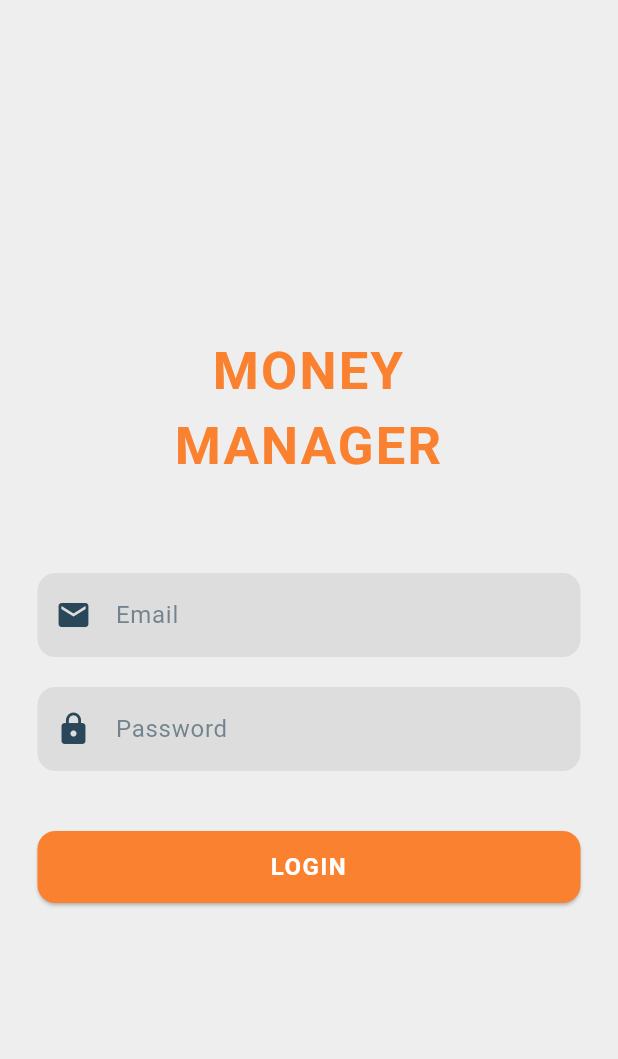
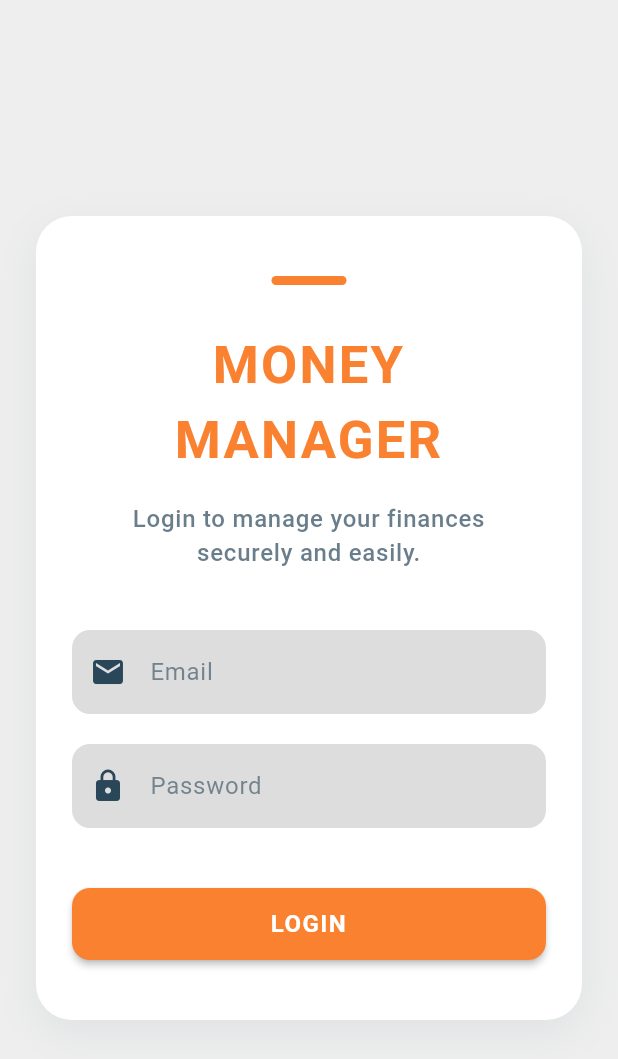
Before and after one commit to chamudithaperera/Flutter-Dart-project-10-Money-Manager-app, a Flutter app: the screen it shows after launch, after a tap on "GET STARTED", on a phone screen of 412 x 824 dp. Shown: the top 1059 px of the screen. Run offline on Flutter 3.47's test engine with Material 3 defaults, Android fonts, the phone set to English and light mode, and no system bars; Roboto replaces fonts that are missing (Roboto Mono).

Commit message:
Refactor GetStartPage and LoginPage layouts to enhance UI consistency, adding SafeArea, improved padding, and updated button styling for better user experience.

```diff
--- a/money_manager/lib/pages/getStartPage.dart
+++ b/money_manager/lib/pages/getStartPage.dart
@@ -8,12 +8,42 @@ class GetStartPage extends StatelessWidget {
   Widget build(BuildContext context) {
     return Scaffold(
       backgroundColor: AppColors.veryLightGray,
+      body: SafeArea(
+        child: Center(
+          child: SingleChildScrollView(
+            child: Padding(
+              padding: const EdgeInsets.symmetric(horizontal: 24.0),
+              child: Container(
+                decoration: BoxDecoration(
+                  color: Colors.white,
+                  borderRadius: BorderRadius.circular(24),
+                  boxShadow: [
+                    BoxShadow(
+                      color: AppColors.darkBlue.withOpacity(0.08),
+                      blurRadius: 24,
+                      offset: const Offset(0, 8),
+                    ),
+                  ],
+                ),
+                padding: const EdgeInsets.symmetric(
+                  vertical: 40,
+                  horizontal: 24,
+                ),
+                child: Column(
+                  mainAxisSize: MainAxisSize.min,
+                  children: [
+                    // Accent bar
+                    Container(
+                      width: 50,
+                      height: 6,
+                      decoration: BoxDecoration(
+                        color: AppColors.primaryOrange,
+                        borderRadius: BorderRadius.circular(3),
+                      ),
+                    ),
+                    const SizedBox(height: 28),
 
-      body: Center(
-        child: Column(
-          mainAxisAlignment:
-              MainAxisAlignment.center, // Optional: centers content vertically
-          children: [
+                    // Title
                     Text(
                       'Money\nManager'.toUpperCase(),
                       textAlign: TextAlign.center,
@@ -26,47 +56,66 @@ class GetStartPage extends StatelessWidget {
                       ),
                     ),
 
-            const SizedBox(height: 80),
+                    const SizedBox(height: 16),
 
+                    // Subtitle/tagline
+                    Text(
+                      'Take control of your finances\nwith ease and confidence.',
+                      textAlign: TextAlign.center,
+                      style: TextStyle(
+                        color: AppColors.darkBlue.withOpacity(0.7),
+                        fontSize: 16,
+                        fontWeight: FontWeight.w500,
+                        letterSpacing: 0.5,
+                      ),
+                    ),
+
+                    const SizedBox(height: 40),
+
+                    // Illustration
                     Image.asset(
                       'assets/getStart.png',
-              width: 200, // Optional: set width
-              height: 200, // Optional: set height
+                      width: 180,
+                      height: 180,
+                      fit: BoxFit.contain,
                     ),
 
-            const SizedBox(height: 80),
+                    const SizedBox(height: 40),
 
-            Padding(
-              padding: const EdgeInsets.fromLTRB(25, 0, 25, 0),
+                    // Get Started Button
+                    SizedBox(
+                      width: double.infinity,
                       child: ElevatedButton(
                         onPressed: () {
                           Navigator.pushNamed(context, '/login');
                         },
                         style: ElevatedButton.styleFrom(
-                  backgroundColor: AppColors.primaryOrange, // Red background
-                  foregroundColor: Colors.white, // White text
-                  textStyle: TextStyle(
+                          backgroundColor: AppColors.primaryOrange,
+                          foregroundColor: Colors.white,
+                          textStyle: const TextStyle(
                             fontWeight: FontWeight.bold,
                             fontSize: 16,
                             letterSpacing: 1,
                           ),
-                  minimumSize: Size(
-                    double.infinity,
-                    48,
-                  ), // Full width, height 48
+                          minimumSize: const Size(double.infinity, 48),
                           shape: RoundedRectangleBorder(
-                    borderRadius: BorderRadius.circular(12), // Rounded corners
+                            borderRadius: BorderRadius.circular(12),
                           ),
-                  padding: EdgeInsets.symmetric(
-                    vertical: 12,
-                  ), // Vertical padding
+                          elevation: 2,
                         ),
-                child: Text('GET STARTED', textAlign: TextAlign.center),
+                        child: const Text(
+                          'GET STARTED',
+                          textAlign: TextAlign.center,
+                        ),
                       ),
                     ),
                   ],
                 ),
               ),
+            ),
+          ),
+        ),
+      ),
     );
   }
 }
--- a/money_manager/lib/pages/loginPage.dart
+++ b/money_manager/lib/pages/loginPage.dart
@@ -8,10 +8,41 @@ class LoginPage extends StatelessWidget {
   Widget build(BuildContext context) {
     return Scaffold(
       backgroundColor: AppColors.veryLightGray,
-      body: Center(
+      body: SafeArea(
+        child: Center(
+          child: SingleChildScrollView(
+            child: Padding(
+              padding: const EdgeInsets.symmetric(horizontal: 24.0),
+              child: Container(
+                decoration: BoxDecoration(
+                  color: Colors.white,
+                  borderRadius: BorderRadius.circular(24),
+                  boxShadow: [
+                    BoxShadow(
+                      color: AppColors.darkBlue.withOpacity(0.08),
+                      blurRadius: 24,
+                      offset: const Offset(0, 8),
+                    ),
+                  ],
+                ),
+                padding: const EdgeInsets.symmetric(
+                  vertical: 40,
+                  horizontal: 24,
+                ),
                 child: Column(
-          mainAxisAlignment: MainAxisAlignment.center,
+                  mainAxisSize: MainAxisSize.min,
                   children: [
+                    // Accent bar
+                    Container(
+                      width: 50,
+                      height: 6,
+                      decoration: BoxDecoration(
+                        color: AppColors.primaryOrange,
+                        borderRadius: BorderRadius.circular(3),
+                      ),
+                    ),
+                    const SizedBox(height: 28),
+
                     // Title
                     Text(
                       'Money\nManager'.toUpperCase(),
@@ -25,12 +56,24 @@ class LoginPage extends StatelessWidget {
                       ),
                     ),
 
-            const SizedBox(height: 60),
+                    const SizedBox(height: 16),
+
+                    // Subtitle/tagline
+                    Text(
+                      'Login to manage your finances\nsecurely and easily.',
+                      textAlign: TextAlign.center,
+                      style: TextStyle(
+                        color: AppColors.darkBlue.withOpacity(0.7),
+                        fontSize: 16,
+                        fontWeight: FontWeight.w500,
+                        letterSpacing: 0.5,
+                      ),
+                    ),
+
+                    const SizedBox(height: 40),
 
                     // Email TextField
-            Padding(
-              padding: const EdgeInsets.symmetric(horizontal: 25),
-              child: TextField(
+                    TextField(
                       decoration: InputDecoration(
                         filled: true,
                         fillColor: AppColors.lightGray,
@@ -42,18 +85,18 @@ class LoginPage extends StatelessWidget {
                           borderRadius: BorderRadius.circular(12),
                           borderSide: BorderSide.none,
                         ),
-                  prefixIcon: Icon(Icons.email, color: AppColors.darkBlue),
+                        prefixIcon: Icon(
+                          Icons.email,
+                          color: AppColors.darkBlue,
+                        ),
                       ),
                       keyboardType: TextInputType.emailAddress,
-              ),
                     ),
 
                     const SizedBox(height: 20),
 
                     // Password TextField
-            Padding(
-              padding: const EdgeInsets.symmetric(horizontal: 25),
-              child: TextField(
+                    TextField(
                       obscureText: true,
                       decoration: InputDecoration(
                         filled: true,
@@ -69,13 +112,12 @@ class LoginPage extends StatelessWidget {
                         prefixIcon: Icon(Icons.lock, color: AppColors.darkBlue),
                       ),
                     ),
-            ),
 
                     const SizedBox(height: 40),
 
                     // Login Button
-            Padding(
-              padding: const EdgeInsets.symmetric(horizontal: 25),
+                    SizedBox(
+                      width: double.infinity,
                       child: ElevatedButton(
                         onPressed: () {
                           print('Login pressed!');
@@ -92,7 +134,7 @@ class LoginPage extends StatelessWidget {
                           shape: RoundedRectangleBorder(
                             borderRadius: BorderRadius.circular(12),
                           ),
-                  padding: const EdgeInsets.symmetric(vertical: 12),
+                          elevation: 2,
                         ),
                         child: const Text('LOGIN', textAlign: TextAlign.center),
                       ),
@@ -100,6 +142,10 @@ class LoginPage extends StatelessWidget {
                   ],
                 ),
               ),
+            ),
+          ),
+        ),
+      ),
     );
   }
 }
```
Lines whose indentation alone changed are shown as unchanged.
